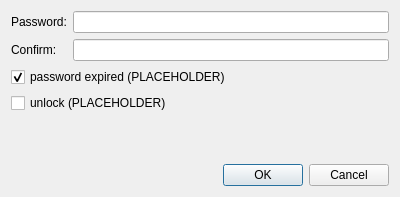
Old version of the form src/admc/password_dialog.ui in the repository altlinux/admc.
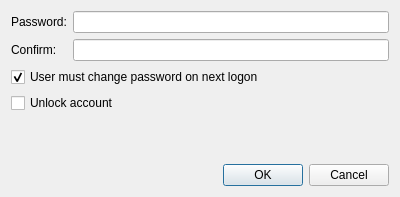
New version of the form.

Commit message: define check labels for pass dialog in designer

```diff
--- a/src/admc/password_dialog.ui
+++ b/src/admc/password_dialog.ui
@@ -50,7 +50,7 @@
      <item row="2" column="0" colspan="2">
       <widget class="QCheckBox" name="expired_check">
        <property name="text">
-        <string>password expired (PLACEHOLDER)</string>
+        <string>User must change password on next logon</string>
        </property>
        <property name="checked">
         <bool>true</bool>
@@ -60,7 +60,7 @@
      <item row="3" column="0" colspan="2">
       <widget class="QCheckBox" name="unlock_check">
        <property name="text">
-        <string>unlock (PLACEHOLDER)</string>
+        <string>Unlock account</string>
        </property>
       </widget>
      </item>
```
The commit also changes 1 other file.
